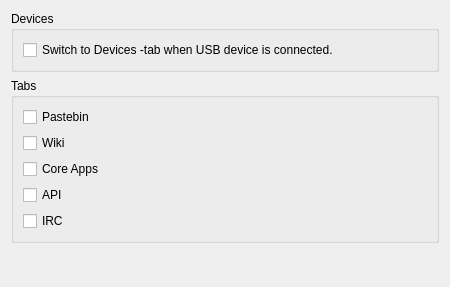
Above: src/ubuntu/ubuntusettingswidget.ui from runelabs/qtcreator-plugin-ubuntu before the change. Below: the same form after it.
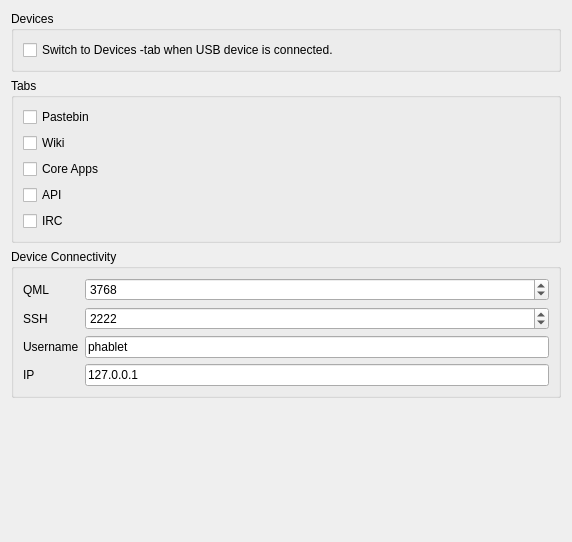
That is the form after the change.

Commit message:
Do not hard code the phablet user (LP: #1223363)
Moved hardcoded strings to ubuntuconstants.h.

The edit to the form file:
```diff
--- a/src/ubuntu/ubuntusettingswidget.ui
+++ b/src/ubuntu/ubuntusettingswidget.ui
@@ -6,8 +6,8 @@
    <rect>
     <x>0</x>
     <y>0</y>
-    <width>450</width>
-    <height>287</height>
+    <width>572</width>
+    <height>542</height>
    </rect>
   </property>
   <property name="windowTitle">
@@ -74,6 +74,92 @@
      </layout>
     </widget>
    </item>
+   <item>
+    <widget class="QGroupBox" name="groupBox_3">
+     <property name="title">
+      <string>Device Connectivity</string>
+     </property>
+     <layout class="QFormLayout" name="formLayout">
+      <item row="0" column="0">
+       <widget class="QLabel" name="label_5">
+        <property name="text">
+         <string>QML</string>
+        </property>
+       </widget>
+      </item>
+      <item row="2" column="0">
+       <widget class="QLabel" name="label_6">
+        <property name="text">
+         <string>SSH</string>
+        </property>
+       </widget>
+      </item>
+      <item row="4" column="0">
+       <widget class="QLabel" name="label_3">
+        <property name="text">
+         <string>Username</string>
+        </property>
+       </widget>
+      </item>
+      <item row="0" column="1">
+       <widget class="QSpinBox" name="spinBoxDeviceQmlPort">
+        <property name="enabled">
+         <bool>true</bool>
+        </property>
+        <property name="minimum">
+         <number>0</number>
+        </property>
+        <property name="maximum">
+         <number>32000</number>
+        </property>
+        <property name="value">
+         <number>3768</number>
+        </property>
+       </widget>
+      </item>
+      <item row="2" column="1">
+       <widget class="QSpinBox" name="spinBoxDeviceSshPort">
+        <property name="enabled">
+         <bool>true</bool>
+        </property>
+        <property name="minimum">
+         <number>0</number>
+        </property>
+        <property name="maximum">
+         <number>32000</number>
+        </property>
+        <property name="value">
+         <number>2222</number>
+        </property>
+       </widget>
+      </item>
+      <item row="4" column="1">
+       <widget class="QLineEdit" name="lineEditDeviceUserName">
+        <property name="enabled">
+         <bool>true</bool>
+        </property>
+        <property name="text">
+         <string>phablet</string>
+        </property>
+       </widget>
+      </item>
+      <item row="5" column="1">
+       <widget class="QLineEdit" name="lineEditDeviceIP">
+        <property name="text">
+         <string>127.0.0.1</string>
+        </property>
+       </widget>
+      </item>
+      <item row="5" column="0">
+       <widget class="QLabel" name="label">
+        <property name="text">
+         <string>IP</string>
+        </property>
+       </widget>
+      </item>
+     </layout>
+    </widget>
+   </item>
    <item>
     <spacer name="verticalSpacer">
      <property name="orientation">
```
The commit also changes 16 other files.
